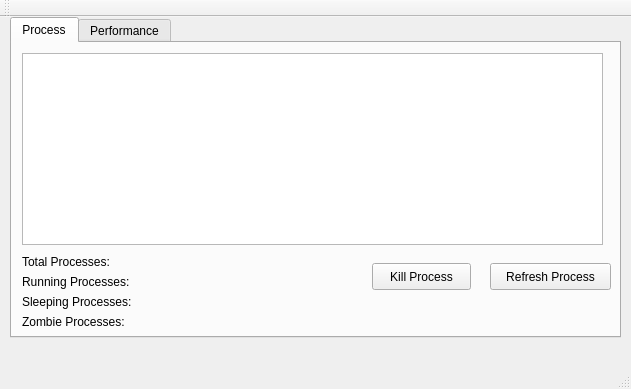
This is mainwindow.ui in YifanEvaWang/Task-Manager as Qt 5 draws it before an edit. The edited form follows.
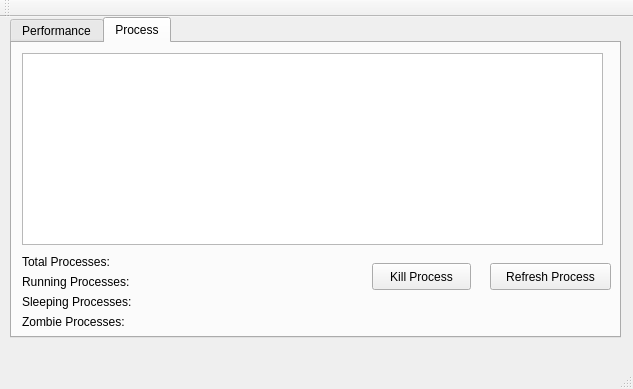
This is the edited form.

The edit to the form file:
```diff
--- a/mainwindow.ui
+++ b/mainwindow.ui
@@ -6,7 +6,7 @@
    <rect>
     <x>0</x>
     <y>0</y>
-    <width>631</width>
+    <width>633</width>
     <height>389</height>
    </rect>
   </property>
@@ -24,9 +24,14 @@
      </rect>
     </property>
     <property name="currentIndex">
-     <number>0</number>
+     <number>1</number>
     </property>
-    <widget class="QWidget" name="ProcessTab">
+    <widget class="QWidget" name="PerformanceTab_2">
+     <attribute name="title">
+      <string>Performance</string>
+     </attribute>
+    </widget>
+    <widget class="QWidget" name="processTab">
      <attribute name="title">
       <string>Process</string>
      </attribute>
@@ -171,11 +176,6 @@
       </property>
      </widget>
     </widget>
-    <widget class="QWidget" name="PerformanceTab">
-     <attribute name="title">
-      <string>Performance</string>
-     </attribute>
-    </widget>
    </widget>
   </widget>
   <widget class="QMenuBar" name="menuBar">
```
Left out of the diff: 124 changed lines with no effect on the pictures.
